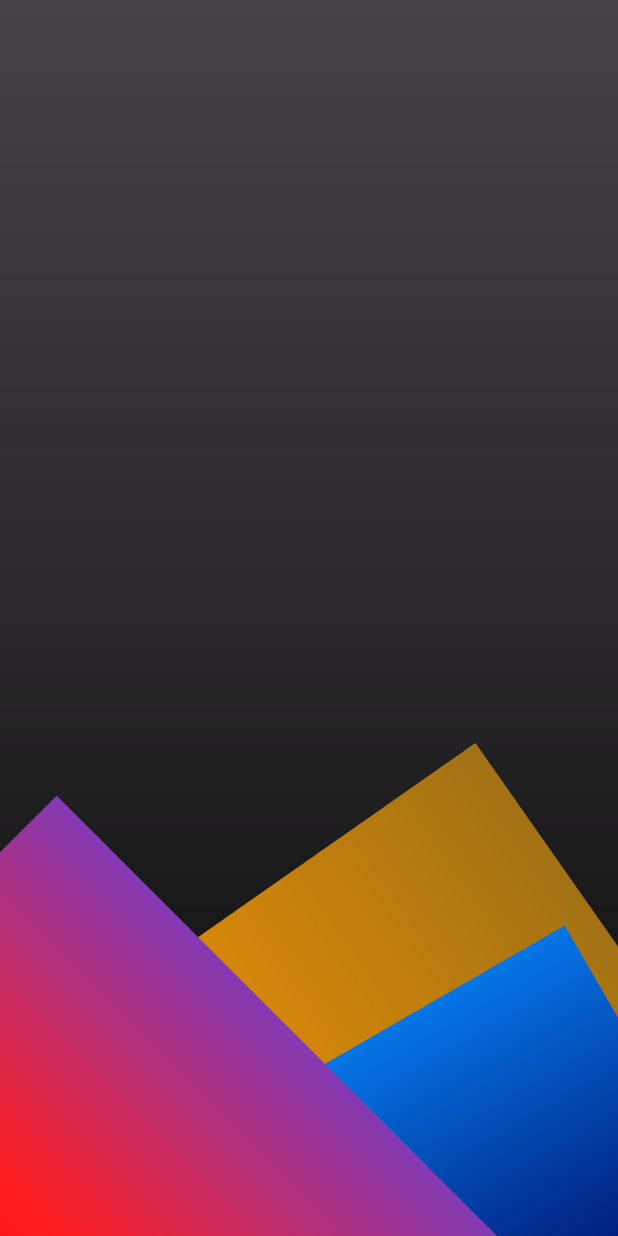
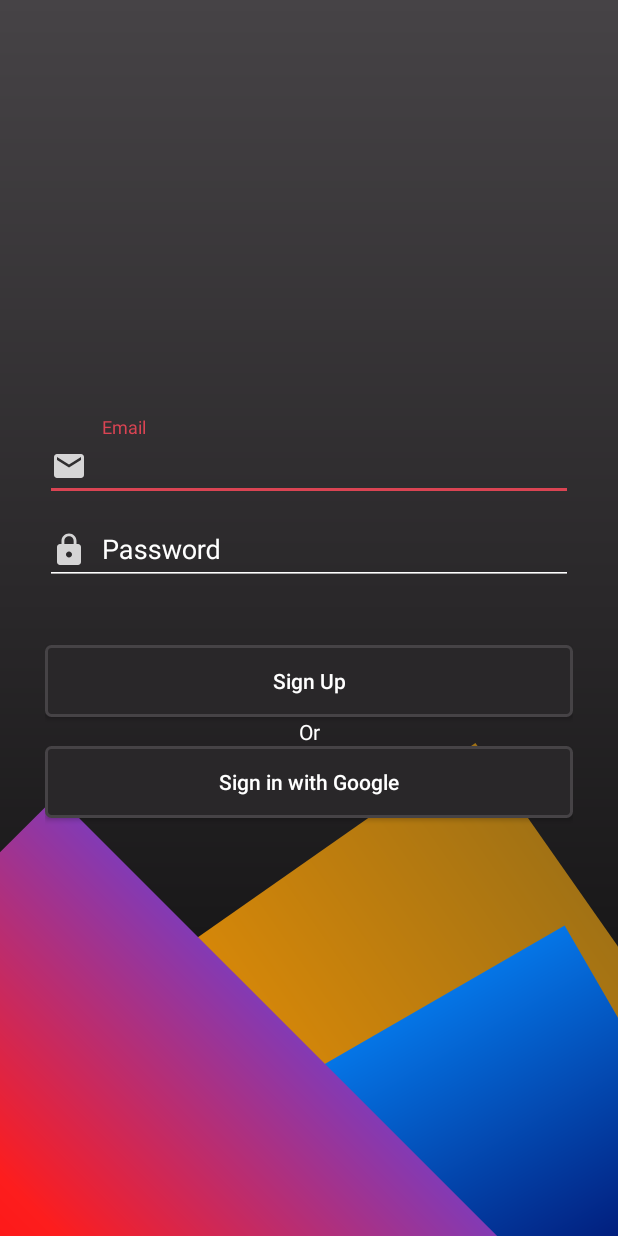
Before and after one commit to DanielAlonsoTM/Glados-App, an Android app: the screen it shows after launch (LoginActivity), on a phone screen of 412 x 824 dp. Run offline under Robolectric (Android 15) with nearby library versions, the phone set to English and light mode, and no system bars.

Commit message:
Changes in activities

```diff
--- /dev/null
+++ b/app/src/main/res/drawable/button_shape.xml
@@ -0,0 +1,18 @@
+<?xml version="1.0" encoding="UTF-8"?>
+<selector xmlns:android="http://schemas.android.com/apk/res/android">
+    <item>
+        <shape>
+            <solid android:color="@color/colorPrimary"/>
+            <stroke
+                    android:width="2dp"
+                    android:color="@color/colorPrimaryLight"/>
+            <corners
+                    android:radius="3dp"/>
+            <padding
+                    android:left="10dp"
+                    android:top="10dp"
+                    android:right="10dp"
+                    android:bottom="10dp"/>
+        </shape>
+    </item>
+</selector>
--- a/app/src/main/res/layout/activity_login.xml
+++ b/app/src/main/res/layout/activity_login.xml
@@ -7,7 +7,65 @@
         android:layout_height="match_parent"
         android:background="@drawable/bottom_shapes"
         tools:context=".ui.login.LoginActivity">
-
-
-
+    <LinearLayout
+            android:layout_width="match_parent"
+            android:layout_height="match_parent"
+            android:layout_marginStart="30dp"
+            android:layout_marginEnd="30dp"
+            android:gravity="center"
+            android:orientation="vertical">
+        <com.google.android.material.textfield.TextInputLayout
+                android:layout_width="match_parent"
+                android:layout_height="wrap_content"
+                android:hint="@string/email"
+                android:textColorHint="@color/colorWhite">
+            <androidx.appcompat.widget.AppCompatEditText
+                    android:id="@+id/login_email"
+                    android:layout_height="wrap_content"
+                    android:layout_width="match_parent"
+                    android:textColor="@color/colorWhite"
+                    android:inputType="textEmailAddress"
+                    android:backgroundTint="@color/colorWhite"
+                    android:drawablePadding="@dimen/default_margin"
+                    android:drawableStart="@drawable/ic_action_email"/>
+        </com.google.android.material.textfield.TextInputLayout>
+        <com.google.android.material.textfield.TextInputLayout
+                android:layout_width="match_parent"
+                android:layout_height="wrap_content"
+                android:hint="@string/password"
+                android:textColorHint="@color/colorWhite">
+            <androidx.appcompat.widget.AppCompatEditText
+                    android:id="@+id/login_password"
+                    android:layout_height="wrap_content"
+                    android:layout_width="match_parent"
+                    android:inputType="textPassword"
+                    android:textColor="@color/colorWhite"
+                    android:backgroundTint="@color/colorWhite"
+                    android:shadowColor="@color/colorWhite"
+                    android:drawablePadding="@dimen/default_margin"
+                    android:drawableStart="@drawable/ic_action_lock"/>
+        </com.google.android.material.textfield.TextInputLayout>
+        <androidx.appcompat.widget.AppCompatButton
+                android:id="@+id/btn_signup"
+                android:layout_width="fill_parent"
+                android:layout_height="wrap_content"
+                android:layout_marginTop="40dp"
+                android:text="@string/sign_up"
+                android:textColor="@android:color/white"
+                android:textAllCaps="false"
+                android:background="@drawable/button_shape"/>
+        <TextView
+                android:layout_width="match_parent"
+                android:layout_height="wrap_content"
+                android:text="@string/or"
+                android:gravity="center"/>
+        <androidx.appcompat.widget.AppCompatButton
+                android:id="@+id/btn_signup_google"
+                android:layout_width="fill_parent"
+                android:layout_height="wrap_content"
+                android:text="@string/sign_in_google"
+                android:textColor="@android:color/white"
+                android:textAllCaps="false"
+                android:background="@drawable/button_shape"/>
+    </LinearLayout>
 </androidx.constraintlayout.widget.ConstraintLayout>
--- a/app/src/main/res/layout/activity_main.xml
+++ b/app/src/main/res/layout/activity_main.xml
@@ -12,21 +12,19 @@
             android:layout_height="wrap_content"
             android:layout_width="match_parent"
             android:theme="@style/AppTheme.AppBarOverlay">
-
         <androidx.appcompat.widget.Toolbar
                 android:id="@+id/toolbar"
                 android:layout_width="match_parent"
                 android:layout_height="?attr/actionBarSize"
-                android:background="@drawable/gradient_actionbar"
                 app:popupTheme="@style/AppTheme.PopupOverlay"/>
-
     </com.google.android.material.appbar.AppBarLayout>
 
     <FrameLayout
             android:id="@+id/main_fragment"
             android:layout_width="match_parent"
             android:layout_height="match_parent"
-            android:layout_marginTop="?actionBarSize"/>
+            android:layout_marginTop="?actionBarSize"
+            android:layout_marginBottom="?actionBarSize"/>
 
     <com.google.android.material.bottomnavigation.BottomNavigationView
             android:id="@+id/bottom_navigation_view"
```
